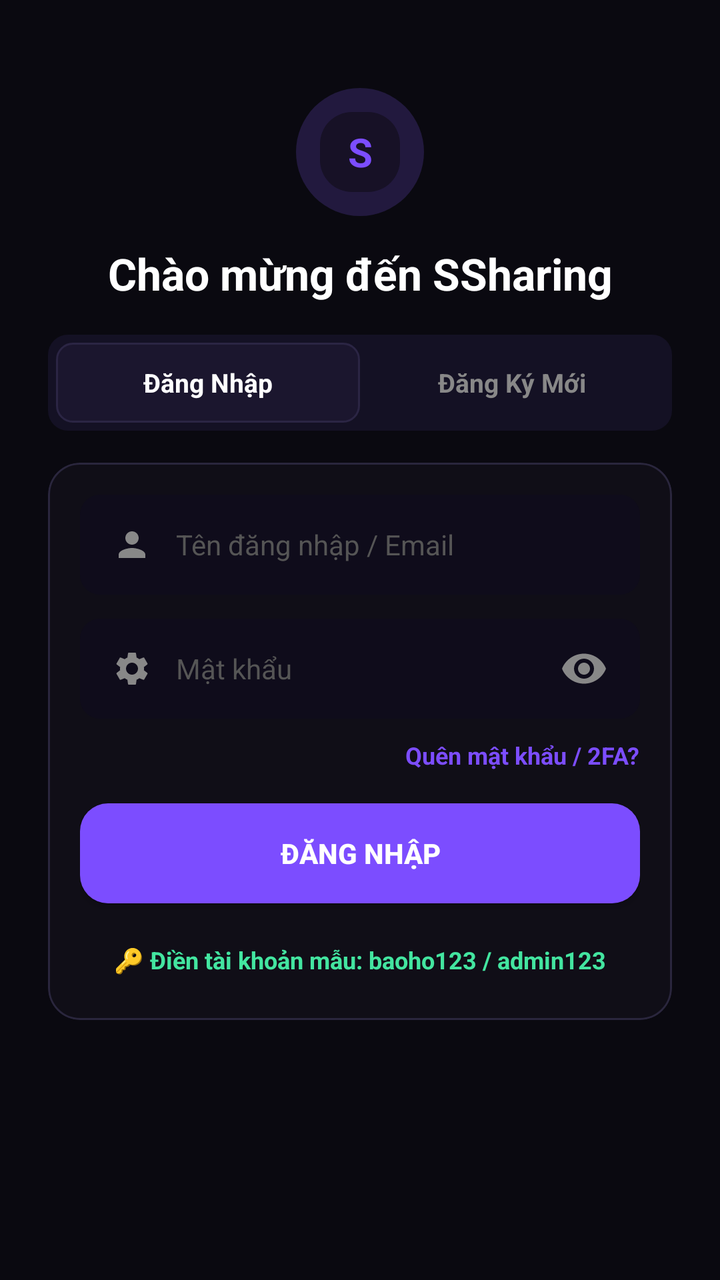
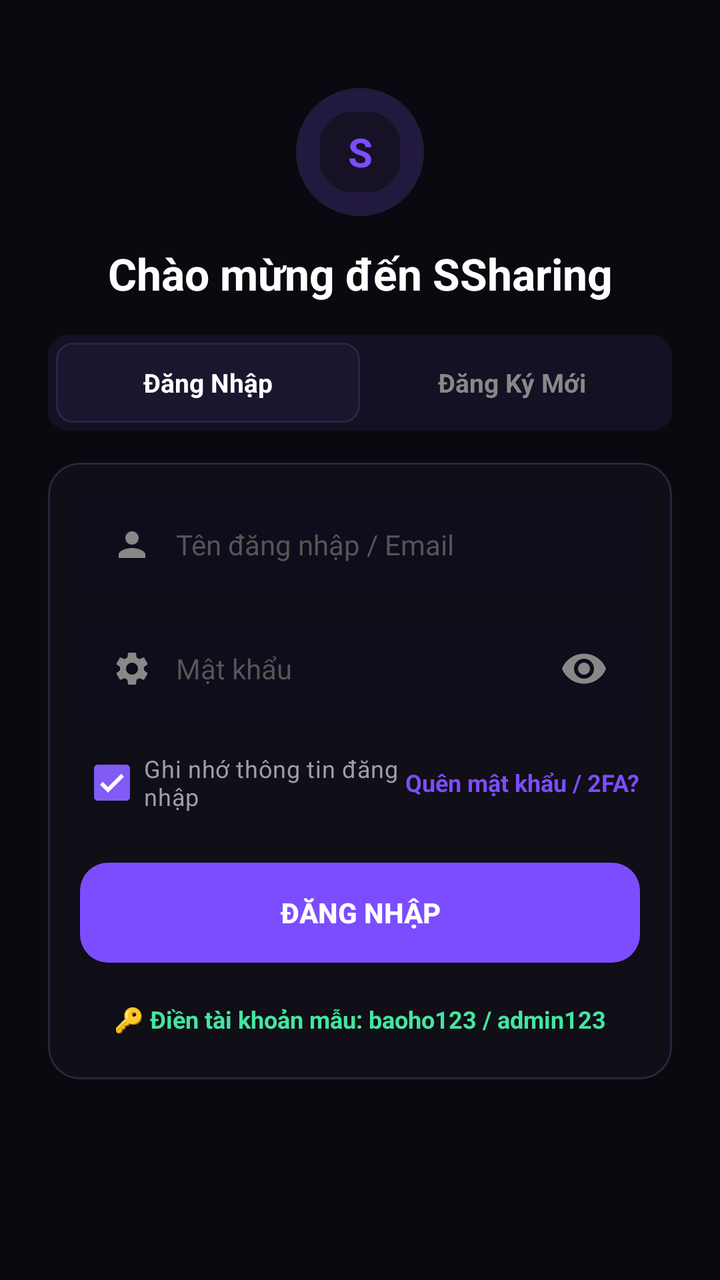

Two renders of the same Android screen: before a commit and after it. Below are the layout's source before the change and the commit's diff.
<!-- AndroidManifest.xml: application theme Theme.SSharing -->
<!-- res/layout/activity_login_ui.xml -->
<?xml version="1.0" encoding="utf-8"?>
<androidx.constraintlayout.widget.ConstraintLayout
    xmlns:android="http://schemas.android.com/apk/res/android"
    xmlns:app="http://schemas.android.com/apk/res-auto"
    android:layout_width="match_parent"
    android:layout_height="match_parent"
    android:background="#0A0910">

    <ScrollView
        android:layout_width="match_parent"
        android:layout_height="match_parent"
        android:fillViewport="true">

        <androidx.constraintlayout.widget.ConstraintLayout
            android:layout_width="match_parent"
            android:layout_height="wrap_content"
            android:padding="24dp">

            
            <FrameLayout
                android:id="@+id/logoContainer"
                android:layout_width="64dp"
                android:layout_height="64dp"
                android:layout_marginTop="20dp"
                app:layout_constraintEnd_toEndOf="parent"
                app:layout_constraintStart_toStartOf="parent"
                app:layout_constraintTop_toTopOf="parent">

                <View
                    android:layout_width="match_parent"
                    android:layout_height="match_parent"
                    android:alpha="0.2"
                    android:background="@drawable/bg_circle_purple" />

                <TextView
                    android:layout_width="40dp"
                    android:layout_height="40dp"
                    android:layout_gravity="center"
                    android:background="@drawable/bg_rounded_card"
                    android:backgroundTint="#171126"
                    android:gravity="center"
                    android:text="S"
                    android:textColor="#7C4DFF"
                    android:textSize="20sp"
                    android:textStyle="bold" />
            </FrameLayout>

            <TextView
                android:id="@+id/tvWelcome"
                android:layout_width="wrap_content"
                android:layout_height="wrap_content"
                android:layout_marginTop="14dp"
                android:text="Chào mừng đến SSharing"
                android:textColor="#FFFFFF"
                android:textSize="22sp"
                android:textStyle="bold"
                app:layout_constraintEnd_toEndOf="parent"
                app:layout_constraintStart_toStartOf="parent"
                app:layout_constraintTop_toBottomOf="@id/logoContainer" />

            
            <LinearLayout
                android:id="@+id/layoutAuthTabs"
                android:layout_width="match_parent"
                android:layout_height="48dp"
                android:layout_marginTop="16dp"
                android:background="@drawable/bg_tab_container"
                android:orientation="horizontal"
                android:padding="4dp"
                app:layout_constraintTop_toBottomOf="@id/tvWelcome">

                <TextView
                    android:id="@+id/btnTabLogin"
                    android:layout_width="0dp"
                    android:layout_height="match_parent"
                    android:layout_weight="1"
                    android:background="@drawable/bg_tab_active"
                    android:gravity="center"
                    android:text="Đăng Nhập"
                    android:textColor="#FFFFFF"
                    android:textSize="13sp"
                    android:textStyle="bold" />

                <TextView
                    android:id="@+id/btnTabRegister"
                    android:layout_width="0dp"
                    android:layout_height="match_parent"
                    android:layout_weight="1"
                    android:gravity="center"
                    android:text="Đăng Ký Mới"
                    android:textColor="#888888"
                    android:textSize="13sp"
                    android:textStyle="bold" />
            </LinearLayout>

            <com.google.android.material.card.MaterialCardView
                android:id="@+id/cardForm"
                android:layout_width="match_parent"
                android:layout_height="wrap_content"
                android:layout_marginTop="16dp"
                app:cardBackgroundColor="#100E17"
                app:cardCornerRadius="16dp"
                app:cardElevation="0dp"
                app:strokeColor="#2A263D"
                app:strokeWidth="1dp"
                app:layout_constraintTop_toBottomOf="@id/layoutAuthTabs">

                <LinearLayout
                    android:layout_width="match_parent"
                    android:layout_height="wrap_content"
                    android:orientation="vertical"
                    android:padding="16dp">

                    
                    <LinearLayout
                        android:id="@+id/layoutFullNameField"
                        android:layout_width="match_parent"
                        android:layout_height="50dp"
                        android:layout_marginBottom="12dp"
                        android:background="@drawable/bg_input_field"
                        android:gravity="center_vertical"
                        android:orientation="horizontal"
                        android:paddingHorizontal="16dp"
                        android:visibility="gone">

                        <ImageView
                            android:layout_width="20dp"
                            android:layout_height="20dp"
                            android:contentDescription="User"
                            android:src="@drawable/ic_user"
                            app:tint="#888888" />

                        <EditText
                            android:id="@+id/etFullName"
                            android:layout_width="match_parent"
                            android:layout_height="match_parent"
                            android:layout_marginStart="12dp"
                            android:background="@null"
                            android:hint="Họ và tên của bạn"
                            android:importantForAutofill="no"
                            android:inputType="textPersonName"
                            android:textColor="#FFFFFF"
                            android:textColorHint="#555555"
                            android:textSize="14sp" />
                    </LinearLayout>

                    
                    <LinearLayout
                        android:layout_width="match_parent"
                        android:layout_height="50dp"
                        android:layout_marginBottom="12dp"
                        android:background="@drawable/bg_input_field"
                        android:gravity="center_vertical"
                        android:orientation="horizontal"
                        android:paddingHorizontal="16dp">

                        <ImageView
                            android:layout_width="20dp"
                            android:layout_height="20dp"
                            android:contentDescription="User"
                            android:src="@drawable/ic_user"
                            app:tint="#888888" />

                        <EditText
                            android:id="@+id/etEmail"
                            android:layout_width="match_parent"
                            android:layout_height="match_parent"
                            android:layout_marginStart="12dp"
                            android:background="@null"
                            android:hint="Tên đăng nhập / Email"
                            android:importantForAutofill="no"
                            android:inputType="text"
                            android:textColor="#FFFFFF"
                            android:textColorHint="#555555"
                            android:textSize="14sp" />
                    </LinearLayout>

                    
                    <LinearLayout
                        android:id="@+id/layoutPhoneField"
                        android:layout_width="match_parent"
                        android:layout_height="50dp"
                        android:layout_marginBottom="12dp"
                        android:background="@drawable/bg_input_field"
                        android:gravity="center_vertical"
                        android:orientation="horizontal"
                        android:paddingHorizontal="16dp"
                        android:visibility="gone">

                        <ImageView
                            android:layout_width="20dp"
                            android:layout_height="20dp"
                            android:contentDescription="Phone"
                            android:src="@drawable/ic_user"
                            app:tint="#888888" />

                        <EditText
                            android:id="@+id/etPhone"
                            android:layout_width="match_parent"
                            android:layout_height="match_parent"
                            android:layout_marginStart="12dp"
                            android:background="@null"
                            android:hint="Số điện thoại xác thực"
                            android:importantForAutofill="no"
                            android:inputType="phone"
                            android:textColor="#FFFFFF"
                            android:textColorHint="#555555"
                            android:textSize="14sp" />
                    </LinearLayout>

                    
                    <LinearLayout
                        android:layout_width="match_parent"
                        android:layout_height="50dp"
                        android:background="@drawable/bg_input_field"
                        android:gravity="center_vertical"
                        android:orientation="horizontal"
                        android:paddingHorizontal="16dp">

                        <ImageView
                            android:layout_width="20dp"
                            android:layout_height="20dp"
                            android:contentDescription="Password"
                            android:src="@drawable/ic_settings"
                            app:tint="#888888" />

                        <EditText
                            android:id="@+id/etPassword"
                            android:layout_width="0dp"
                            android:layout_height="match_parent"
                            android:layout_marginStart="12dp"
                            android:layout_weight="1"
                            android:background="@null"
                            android:hint="Mật khẩu"
                            android:importantForAutofill="no"
                            android:inputType="textPassword"
                            android:textColor="#FFFFFF"
                            android:textColorHint="#555555"
                            android:textSize="14sp" />

                        <ImageView
                            android:id="@+id/btnTogglePassword"
                            android:layout_width="24dp"
                            android:layout_height="24dp"
                            android:contentDescription="Toggle Password"
                            android:src="@drawable/ic_eye"
                            app:tint="#888888" />
                    </LinearLayout>

                    <TextView
                        android:id="@+id/tvForgotPassword"
                        android:layout_width="wrap_content"
                        android:layout_height="wrap_content"
                        android:layout_gravity="end"
                        android:layout_marginTop="10dp"
                        android:text="Quên mật khẩu / 2FA?"
                        android:textColor="#7C4DFF"
                        android:textSize="12sp"
                        android:textStyle="bold" />

                    
                    <androidx.appcompat.widget.AppCompatButton
                        android:id="@+id/btnLogin"
                        android:layout_width="match_parent"
                        android:layout_height="50dp"
                        android:layout_marginTop="16dp"
                        android:background="@drawable/bg_btn_purple"
                        android:text="ĐĂNG NHẬP"
                        android:textAllCaps="false"
                        android:textColor="#FFFFFF"
                        android:textSize="14sp"
                        android:textStyle="bold" />

                    
                    <androidx.appcompat.widget.AppCompatButton
                        android:id="@+id/btnRegisterSubmit"
                        android:layout_width="match_parent"
                        android:layout_height="50dp"
                        android:layout_marginTop="16dp"
                        android:background="@drawable/bg_btn_purple"
                        android:text="TẠO TÀI KHOẢN MỚI"
                        android:textAllCaps="false"
                        android:textColor="#FFFFFF"
                        android:textSize="14sp"
                        android:textStyle="bold"
                        android:visibility="gone" />

                    
                    <TextView
                        android:id="@+id/btnQuickFillAdmin"
                        android:layout_width="wrap_content"
                        android:layout_height="wrap_content"
                        android:layout_gravity="center"
                        android:layout_marginTop="14dp"
                        android:padding="6dp"
                        android:text="🔑 Điền tài khoản mẫu: baoho123 / admin123"
                        android:textColor="#43E5A0"
                        android:textSize="12sp"
                        android:textStyle="bold" />
                </LinearLayout>
            </com.google.android.material.card.MaterialCardView>

        </androidx.constraintlayout.widget.ConstraintLayout>
    </ScrollView>
</androidx.constraintlayout.widget.ConstraintLayout>
<!-- resources referenced by this layout -->
<resources>
  <!-- drawable bg_btn_purple (drawable) -->
  <?xml version="1.0" encoding="utf-8"?>
  <shape xmlns:android="http://schemas.android.com/apk/res/android">
      <solid android:color="#7C4DFF" />
      <corners android:radius="14dp" />
  </shape>
  <!-- drawable bg_circle_purple (drawable) -->
  <shape xmlns:android="http://schemas.android.com/apk/res/android" android:shape="oval">
      <solid android:color="#815BF5" />
  </shape>
  <!-- drawable bg_input_field (drawable) -->
  <?xml version="1.0" encoding="utf-8"?>
  <shape xmlns:android="http://schemas.android.com/apk/res/android">
      <solid android:color="#0F0C1B" />
      <corners android:radius="10dp" />
  </shape>
  <!-- drawable bg_rounded_card (drawable) -->
  <?xml version="1.0" encoding="utf-8"?>
  <shape xmlns:android="http://schemas.android.com/apk/res/android">
      <solid android:color="@color/bg_card" />
      <corners android:radius="16dp" />
  </shape>
  <!-- drawable bg_tab_active (drawable) -->
  <shape xmlns:android="http://schemas.android.com/apk/res/android">
      <solid android:color="#1B162E" />
      <corners android:radius="8dp" />
      <stroke android:width="1dp" android:color="#2B2544" />
  </shape>
  <!-- drawable bg_tab_container (drawable) -->
  <shape xmlns:android="http://schemas.android.com/apk/res/android">
      <solid android:color="#141124" />
      <corners android:radius="10dp" />
  </shape>
  <!-- drawable ic_eye (drawable) -->
  <?xml version="1.0" encoding="utf-8"?>
  <vector xmlns:android="http://schemas.android.com/apk/res/android"
      android:width="24dp" android:height="24dp" android:viewportWidth="24" android:viewportHeight="24">
      <path android:fillColor="#FFFFFFFF" android:pathData="M12,4.5C7,4.5 2.73,7.61 1,12c1.73,4.39 6,7.5 11,7.5s9.27,-3.11 11,-7.5c-1.73,-4.39 -6,-7.5 -11,-7.5zm0,12.5c-2.76,0 -5,-2.24 -5,-5s2.24,-5 5,-5 5,2.24 5,5 -2.24,5 -5,5zm0,-8c-1.66,0 -3,1.34 -3,3s1.34,3 3,3 3,-1.34 3,-3 -1.34,-3 -3,-3z"/>
  </vector>
  <!-- drawable ic_settings (drawable) -->
  <vector xmlns:android="http://schemas.android.com/apk/res/android" android:height="24dp" android:tint="#FFFFFF" android:viewportHeight="24" android:viewportWidth="24" android:width="24dp">
        
      <path android:fillColor="@android:color/white" android:pathData="M19.14,12.94c0.04,-0.3 0.06,-0.61 0.06,-0.94c0,-0.32 -0.02,-0.64 -0.07,-0.94l2.03,-1.58c0.18,-0.14 0.23,-0.41 0.12,-0.61l-1.92,-3.32c-0.12,-0.22 -0.37,-0.29 -0.59,-0.22l-2.39,0.96c-0.5,-0.38 -1.03,-0.7 -1.62,-0.94L14.4,2.81c-0.04,-0.24 -0.24,-0.41 -0.48,-0.41h-3.84c-0.24,0 -0.43,0.17 -0.47,0.41L9.25,5.35C8.66,5.59 8.12,5.92 7.63,6.29L5.24,5.33c-0.22,-0.08 -0.47,0 -0.59,0.22L2.74,8.87C2.62,9.08 2.66,9.34 2.86,9.48l2.03,1.58C4.84,11.36 4.8,11.69 4.8,12s0.02,0.64 0.07,0.94l-2.03,1.58c-0.18,0.14 -0.23,0.41 -0.12,0.61l1.92,3.32c0.12,0.22 0.37,0.29 0.59,0.22l2.39,-0.96c0.5,0.38 1.03,0.7 1.62,0.94l0.36,2.54c0.05,0.24 0.24,0.41 0.48,0.41h3.84c0.24,0 0.44,-0.17 0.47,-0.41l0.36,-2.54c0.59,-0.24 1.13,-0.56 1.62,-0.94l2.39,0.96c0.22,0.08 0.47,0 0.59,-0.22l1.92,-3.32c0.12,-0.22 0.07,-0.47 -0.12,-0.61L19.14,12.94zM12,15.6c-1.98,0 -3.6,-1.62 -3.6,-3.6s1.62,-3.6 3.6,-3.6s3.6,1.62 3.6,3.6S13.98,15.6 12,15.6z"/>
      
  </vector>
  <!-- drawable ic_user (drawable) -->
  <vector xmlns:android="http://schemas.android.com/apk/res/android"
      android:width="24dp"
      android:height="24dp"
      android:viewportWidth="24"
      android:viewportHeight="24">
      <path
          android:fillColor="#FFFFFFFF"
          android:pathData="M12,12c2.21,0 4,-1.79 4,-4s-1.79,-4 -4,-4 -4,1.79 -4,4 1.79,4 4,4zm0,2c-2.67,0 -8,1.34 -8,4v2h16v-2c0,-2.66 -5.33,-4 -8,-4z"/>
  </vector>
  <style name="Theme.SSharing" parent="Base.Theme.SSharing" />
  <color name="bg_card">#161528</color>
  <style name="Base.Theme.SSharing" parent="Theme.Material3.DayNight.NoActionBar">
          
          
      </style>
</resources>

<!-- the commit's change to res/layout/activity_login_ui.xml (unified diff, before → after) -->
@@ -247,16 +247,34 @@
                             app:tint="#888888" />
                     </LinearLayout>
 
-                    <TextView
-                        android:id="@+id/tvForgotPassword"
-                        android:layout_width="wrap_content"
+                    
+                    <LinearLayout
+                        android:layout_width="match_parent"
                         android:layout_height="wrap_content"
-                        android:layout_gravity="end"
-                        android:layout_marginTop="10dp"
-                        android:text="Quên mật khẩu / 2FA?"
-                        android:textColor="#7C4DFF"
-                        android:textSize="12sp"
-                        android:textStyle="bold" />
+                        android:layout_marginTop="8dp"
+                        android:gravity="center_vertical"
+                        android:orientation="horizontal">
+
+                        <CheckBox
+                            android:id="@+id/cbRememberMe"
+                            android:layout_width="0dp"
+                            android:layout_height="wrap_content"
+                            android:layout_weight="1"
+                            android:checked="true"
+                            android:text="Ghi nhớ thông tin đăng nhập"
+                            android:textColor="#A09CAB"
+                            android:textSize="12sp"
+                            app:buttonTint="#815BF5" />
+
+                        <TextView
+                            android:id="@+id/tvForgotPassword"
+                            android:layout_width="wrap_content"
+                            android:layout_height="wrap_content"
+                            android:text="Quên mật khẩu / 2FA?"
+                            android:textColor="#7C4DFF"
+                            android:textSize="12sp"
+                            android:textStyle="bold" />
+                    </LinearLayout>
 
                     
                     <androidx.appcompat.widget.AppCompatButton
